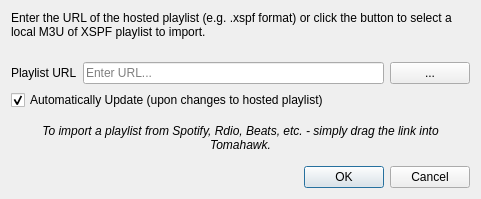
Qt form src/hatchet/dialogs/LoadPlaylistDialog.ui (hatchet-player/Hatchet) before a commit.
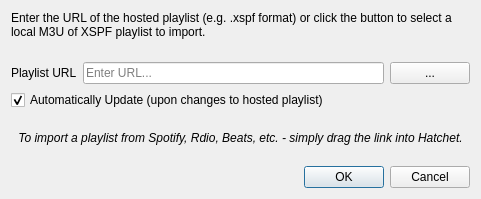
The same form after that commit.

```diff
--- a/src/hatchet/dialogs/LoadPlaylistDialog.ui
+++ b/src/hatchet/dialogs/LoadPlaylistDialog.ui
@@ -76,7 +76,7 @@
       </font>
      </property>
      <property name="text">
-      <string>To import a playlist from Spotify, Rdio, Beats, etc. - simply drag the link into Tomahawk.</string>
+      <string>To import a playlist from Spotify, Rdio, Beats, etc. - simply drag the link into Hatchet.</string>
      </property>
      <property name="alignment">
       <set>Qt::AlignCenter</set>
```
